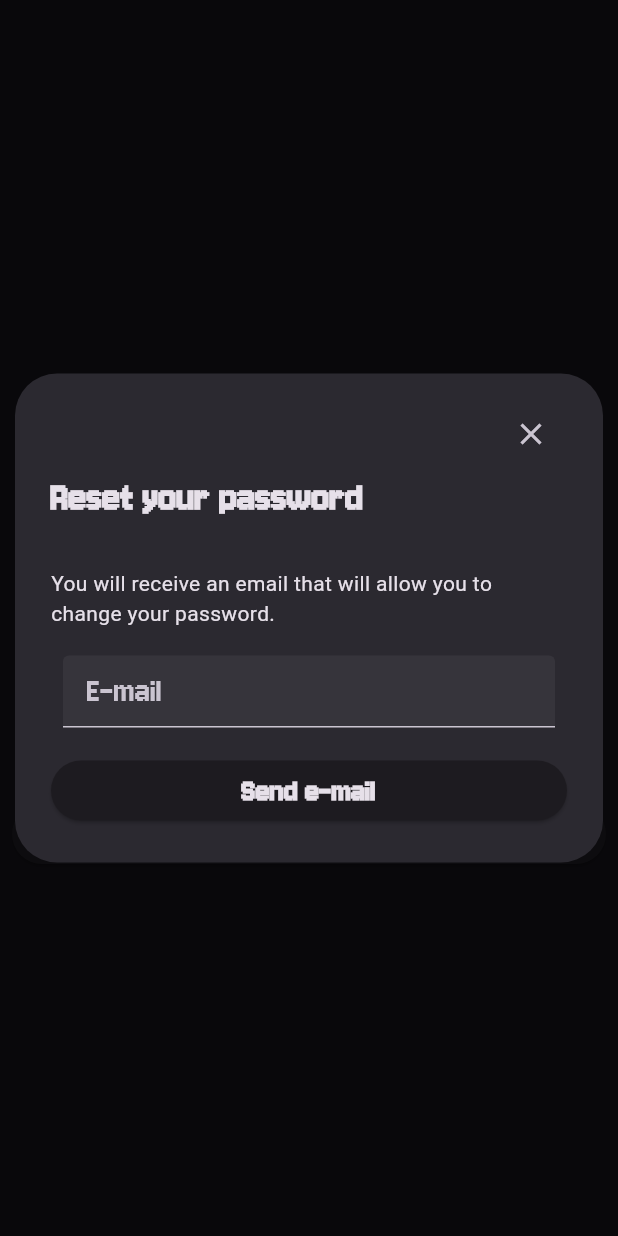
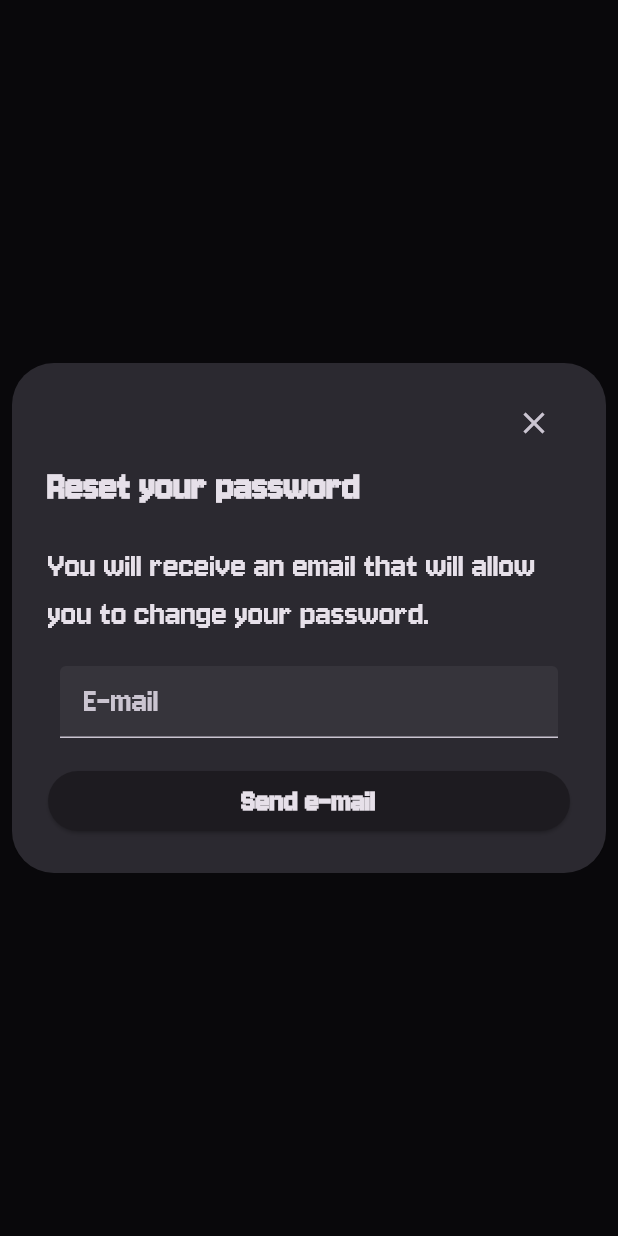
Before and after one commit to No0ne09/trials_of_valhalla, a Flutter app: the screen it shows after launch, after a tap on "Don't have an account yet?", after a tap on "You already have an account?", after a tap on "Forgot your password?", on a phone screen of 412 x 824 dp. Run offline on Flutter 3.47's test engine with Material 3 defaults, Android fonts, the phone set to English and light mode, and no system bars; our stand-ins replace firebase_auth, firebase_core, form_validator; accounts and stored records are empty; generated files the repository leaves out were written again.

Commit message:
missing old font

```diff
--- a/lib/widgets/popups/password_reset_popup.dart
+++ b/lib/widgets/popups/password_reset_popup.dart
@@ -62,7 +62,7 @@ class _PasswordResetPopupState extends State<PasswordResetPopup> {
   @override
   Widget build(BuildContext context) {
     return AlertDialog(
-      insetPadding: const EdgeInsets.all(10),
+      insetPadding: const EdgeInsets.all(8),
       content: Form(
         key: _formKey,
         child: Column(
@@ -83,10 +83,13 @@ class _PasswordResetPopupState extends State<PasswordResetPopup> {
                   ),
             ),
             const SizedBox(
-              height: 30,
+              height: 20,
             ),
-            const Text(
+            Text(
               emailInfo,
+              style: Theme.of(context).textTheme.headlineSmall!.copyWith(
+                    fontFamily: defaultFontFamily,
+                  ),
             ),
             const SizedBox(
               height: 10,
```
